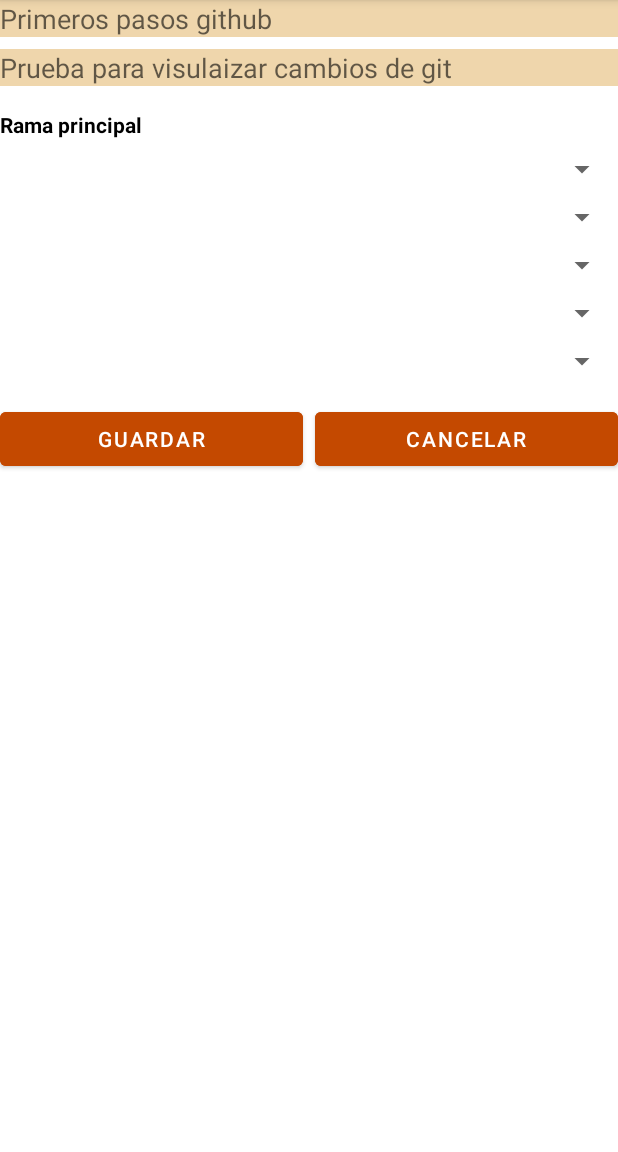
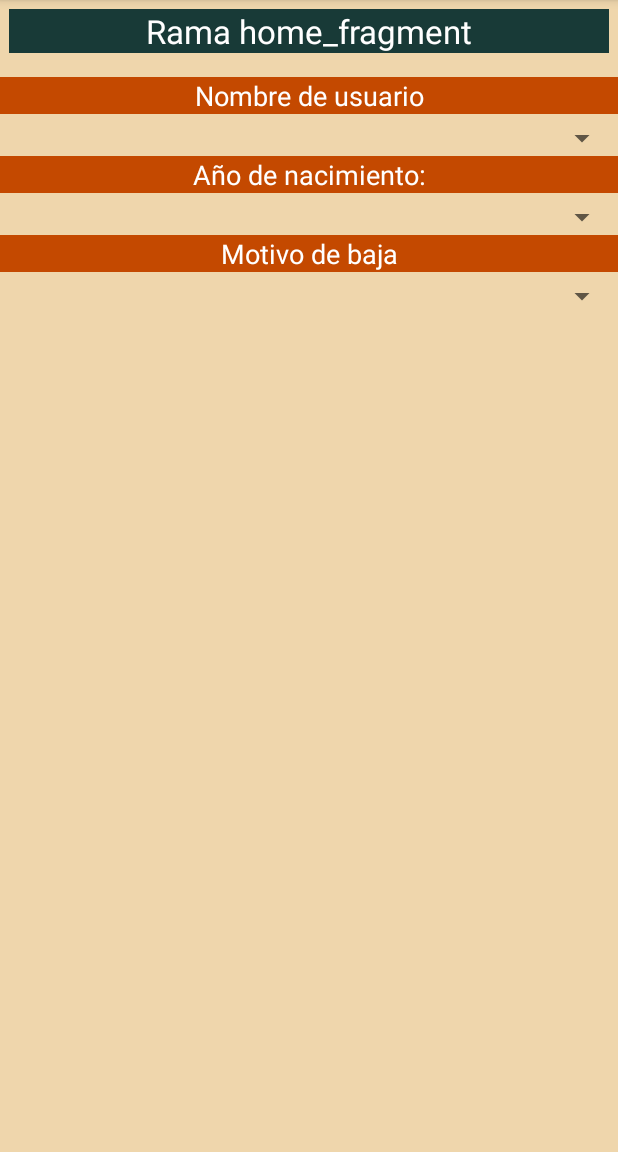
Before and after one commit to mhernandez-sys/App_ActCirculantes, an Android app: the fragment HomeFragment shown on its own in the app's theme, on a phone screen of 412 x 824 dp, the part 84-1236 px from its top. Run offline under Robolectric (Android 15) with nearby library versions, the phone set to English and light mode, and no system bars.

Commit message:
Rama hf primer commit (Diseño home_fregment) [18/07/2024-12:03]

```diff
--- a/app/src/main/res/layout/fragment_home.xml
+++ b/app/src/main/res/layout/fragment_home.xml
@@ -1,122 +1,82 @@
 <?xml version="1.0" encoding="utf-8"?>
-<androidx.constraintlayout.widget.ConstraintLayout
+<LinearLayout
     xmlns:android="http://schemas.android.com/apk/res/android"
     xmlns:app="http://schemas.android.com/apk/res-auto"
     xmlns:tools="http://schemas.android.com/tools"
     android:layout_width="match_parent"
     android:layout_height="match_parent"
-    tools:context=".ui.home.HomeFragment" >
+    tools:context=".ui.home.HomeFragment"
+    android:background="@color/terciario">
 
 
+    <LinearLayout
+        android:layout_width="match_parent"
+        android:layout_height="match_parent"
+        android:orientation="vertical">
 
-    <EditText
-        android:id="@+id/et_rfid"
-        android:layout_width="0dp"
-        android:layout_height="wrap_content"
-        android:hint="Primeros pasos github"
-        android:focusable="true"
-        android:focusableInTouchMode="true"
-        android:inputType="text"
-        android:background="@color/terciario"
-        app:layout_constraintTop_toTopOf="parent"
-        app:layout_constraintStart_toStartOf="parent"
-        app:layout_constraintEnd_toEndOf="parent" />
+        <TextView
+            android:id="@+id/textView9"
+            android:layout_width="match_parent"
+            android:layout_height="wrap_content"
+            android:text="Rama home_fragment"
+            android:background="@color/secudario"
+            android:textColor="@color/white"
+            android:gravity="center"
+            android:textSize="22sp"
+            android:layout_margin="6dp"
+            />
 
-    <EditText
-        android:id="@+id/et_num_serie"
-        android:layout_width="0dp"
-        android:layout_height="wrap_content"
-        android:hint="Prueba para visulaizar cambios de git "
-        android:inputType="text"
-        android:background="@color/terciario"
-        app:layout_constraintTop_toBottomOf="@id/et_rfid"
-        app:layout_constraintStart_toStartOf="parent"
-        app:layout_constraintEnd_toEndOf="parent"
-        android:layout_marginTop="8dp" />
+        <TextView
+            android:id="@+id/textView10"
+            android:layout_width="match_parent"
+            android:layout_height="wrap_content"
+            android:text="Nombre de usuario"
+            android:layout_marginTop="10dp"
+            android:background="@color/botones"
+            android:textColor="@color/white"
+            android:textSize="18sp"
+            android:gravity="center"/>
 
-    <TextView
-        android:id="@+id/tv_descripcion"
-        android:layout_width="wrap_content"
-        android:layout_height="wrap_content"
-        android:text="Rama principal"
-        android:textStyle="bold"
-        android:textColor="@color/black"
-        app:layout_constraintTop_toBottomOf="@id/et_num_serie"
-        app:layout_constraintStart_toStartOf="parent"
-        android:layout_marginTop="16dp" />
+        <Spinner
+            android:id="@+id/spinner3"
+            android:layout_width="match_parent"
+            android:layout_height="wrap_content"
+            android:layout_marginTop="4dp"
+            android:padding="@dimen/cuatro_dp"/>
 
-    <Spinner
-        android:id="@+id/sp_dep_p"
-        android:layout_width="0dp"
-        android:layout_height="wrap_content"
-        app:layout_constraintTop_toBottomOf="@id/tv_descripcion"
-        app:layout_constraintStart_toStartOf="parent"
-        app:layout_constraintEnd_toEndOf="parent"
-        android:layout_marginTop="8dp" />
+        <TextView
+            android:id="@+id/textView11"
+            android:layout_width="match_parent"
+            android:layout_height="wrap_content"
+            android:text="Año de nacimiento:"
+            android:background="@color/botones"
+            android:textColor="@color/white"
+            android:textSize="18sp"
+            android:gravity="center"
+            />
 
-    <Spinner
-        android:id="@+id/sp_al_res"
-        android:layout_width="0dp"
-        android:layout_height="wrap_content"
-        app:layout_constraintTop_toBottomOf="@id/sp_dep_p"
-        app:layout_constraintStart_toStartOf="parent"
-        app:layout_constraintEnd_toEndOf="parent"
-        android:layout_marginTop="8dp" />
+        <Spinner
+            android:id="@+id/spinner4"
+            android:layout_width="match_parent"
+            android:layout_height="wrap_content"
+            android:layout_marginTop="4dp"
+            android:padding="@dimen/cuatro_dp"/>
 
-    <Spinner
-        android:id="@+id/sp_sucur"
-        android:layout_width="0dp"
-        android:layout_height="wrap_content"
-        app:layout_constraintTop_toBottomOf="@id/sp_al_res"
-        app:layout_constraintStart_toStartOf="parent"
-        app:layout_constraintEnd_toEndOf="parent"
-        android:layout_marginTop="8dp" />
+        <TextView
+            android:id="@+id/textView12"
+            android:layout_width="match_parent"
+            android:layout_height="wrap_content"
+            android:text="Motivo de baja"
+            android:background="@color/botones"
+            android:textColor="@color/white"
+            android:textSize="18sp"
+            android:gravity="center"/>
 
-    <Spinner
-        android:id="@+id/sp_estatus"
-        android:layout_width="0dp"
-        android:layout_height="wrap_content"
-        app:layout_constraintTop_toBottomOf="@id/sp_sucur"
-        app:layout_constraintStart_toStartOf="parent"
-        app:layout_constraintEnd_toEndOf="parent"
-        android:layout_marginTop="8dp" />
-
-    <Spinner
-        android:id="@+id/sp_asig_a"
-        android:layout_width="0dp"
-        android:layout_height="wrap_content"
-        app:layout_constraintTop_toBottomOf="@id/sp_estatus"
-        app:layout_constraintStart_toStartOf="parent"
-        app:layout_constraintEnd_toEndOf="parent"
-        android:layout_marginTop="8dp" />
-
-    <LinearLayout
-        android:layout_width="0dp"
-        android:layout_height="wrap_content"
-        android:orientation="horizontal"
-        app:layout_constraintTop_toBottomOf="@id/sp_asig_a"
-        app:layout_constraintStart_toStartOf="parent"
-        app:layout_constraintEnd_toEndOf="parent"
-        android:layout_marginTop="16dp"
-        android:layout_gravity="center">
-
-        <Button
-            android:id="@+id/btn_guardar"
-            android:layout_width="0dp"
+        <Spinner
+            android:id="@+id/spinner5"
+            android:layout_width="match_parent"
             android:layout_height="wrap_content"
-            android:layout_weight="1"
-            android:text="GUARDAR"
-            android:textColor="@android:color/white"
-            android:backgroundTint="@color/botones" />
-
-        <Button
-            android:id="@+id/btn_cancelar"
-            android:layout_width="0dp"
-            android:layout_height="wrap_content"
-            android:layout_weight="1"
-            android:text="CANCELAR"
-            android:textColor="@android:color/white"
-            android:backgroundTint="@color/botones"
-            android:layout_marginStart="8dp" />
+            android:layout_marginTop="4dp"
+            android:padding="@dimen/cuatro_dp"/>
     </LinearLayout>
-</androidx.constraintlayout.widget.ConstraintLayout>
+</LinearLayout>
```
